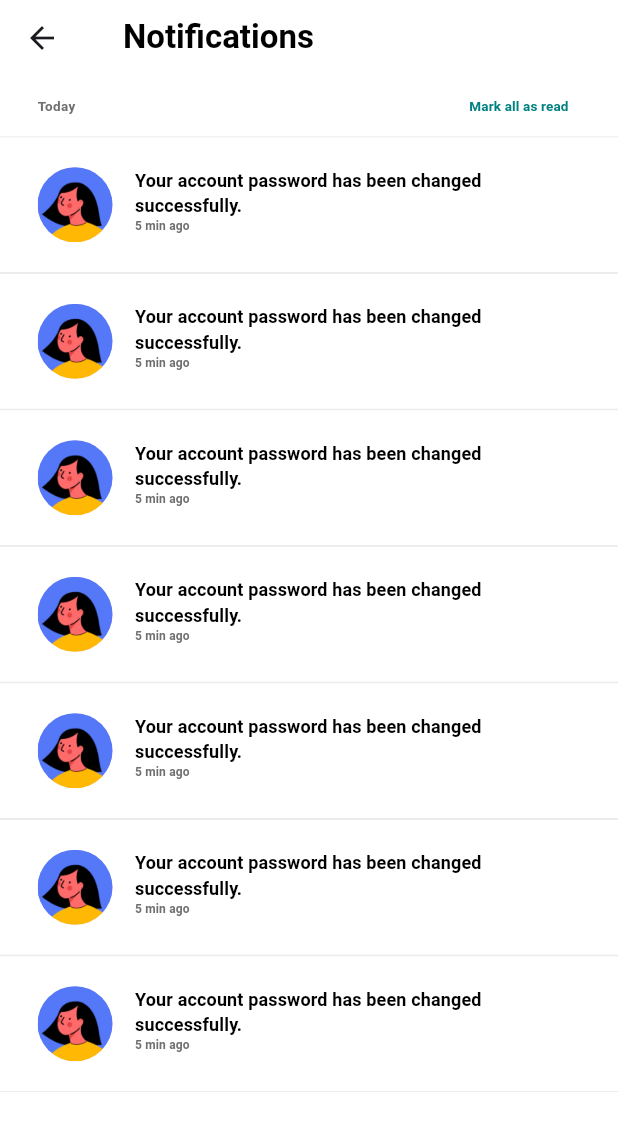
After one commit to Mareamkhaled/final_project_bootcamp, a Flutter app: the screen it shows after launch, after a tap on the "notifications" icon, on a phone screen of 412 x 824 dp. The commit adds this screen. Shown: the top 1131 px of the screen. Run offline on Flutter 3.47's test engine with Material 3 defaults, Android fonts, the phone set to English and light mode, and no system bars; our stand-ins replace device_preview, dio, google_fonts; network calls fail; Roboto replaces fonts that are missing (Lemonada).

Commit message:
Add notification feature with NotificationCard and NotificationScreen components

```diff
--- a/lib/core/app_colors.dart
+++ b/lib/core/app_colors.dart
@@ -10,4 +10,5 @@ class AppColors {
   static const formColor = Color(0xFFF6F6F6);
   static const myBlue = Color(0xFF008080);
   static const myyellow = Color(0xFFF4F8D3);
+  static const Color myGray100_6 = Color(0xffE6E6E6);
 }
--- a/lib/core/app_images.dart
+++ b/lib/core/app_images.dart
@@ -12,4 +12,6 @@ class Assets {
       'assets/images/onboardingtwo.gif';
   static const String assetsImagesfilter = 'assets/images/filter.png';
   static const String assetsImagesTest = 'assets/images/test.png';
+  static const String assetsImagesAvatar =
+      'assets/images/notification_pic_1.png';
 }
--- a/lib/main screen/presentation/widgets/location_section_with_notification_button.dart
+++ b/lib/main screen/presentation/widgets/location_section_with_notification_button.dart
@@ -1,5 +1,6 @@
 import 'package:final_project_bootcamp/main%20screen/presentation/widgets/location_text_with_current_locatoin.dart';
 import 'package:final_project_bootcamp/main%20screen/presentation/widgets/notification_button.dart';
+import 'package:final_project_bootcamp/notification/presentation/views/notification_screen.dart';
 import 'package:flutter/material.dart';
 
 class LocationSectionWithNotificationButton extends StatelessWidget {
@@ -15,7 +16,16 @@ class LocationSectionWithNotificationButton extends StatelessWidget {
           location: "Egypt, Cairo",
         ),
         Spacer(),
-        NotificationButton()
+        NotificationButton(
+          onTap: () {
+            Navigator.push(
+              context,
+              MaterialPageRoute(
+                builder: (context) => NotificationScreen(),
+              ),
+            );
+          },
+        )
       ],
     );
   }
--- /dev/null
+++ b/lib/notification/presentation/views/notification_screen.dart
@@ -0,0 +1,83 @@
+import 'package:final_project_bootcamp/core/app_colors.dart';
+import 'package:final_project_bootcamp/helper/get_font_size.dart';
+import 'package:flutter/material.dart';
+
+import '../../../core/app_images.dart' show Assets;
+import '../../../core/app_styles.dart';
+import '../widgets/notification_card.dart' show NotificationCard;
+import '../widgets/section_header.dart';
+
+class NotificationScreen extends StatelessWidget {
+  const NotificationScreen({super.key});
+
+  @override
+  Widget build(BuildContext context) {
+    return Scaffold(
+      backgroundColor: AppColors.myWhite,
+      appBar: AppBar(
+        toolbarHeight: 50,
+        centerTitle: false,
+        title: Padding(
+          padding: const EdgeInsets.symmetric(horizontal: 10),
+          child: Text(
+            'Notifications',
+            style: AppStyles.semiBold.copyWith(
+              fontSize: getFontSize(context, 18),
+              color: AppColors.myBlack,
+            ),
+          ),
+        ),
+        backgroundColor: Colors.transparent,
+      ),
+      body: SingleChildScrollView(
+        child: Column(
+          children: [
+            const SectionHeader(title: 'Today', markTitle: 'Mark all as read'),
+            NotificationCard(
+              profileImage: Assets.assetsImagesAvatar,
+              actionText:
+                  'Your account password has been changed successfully. ',
+              timeAgo: '5 min ago',
+            ),
+            NotificationCard(
+              profileImage: Assets.assetsImagesAvatar,
+              actionText:
+                  'Your account password has been changed successfully. ',
+              timeAgo: '5 min ago',
+            ),
+            NotificationCard(
+              profileImage: Assets.assetsImagesAvatar,
+              actionText:
+                  'Your account password has been changed successfully. ',
+              timeAgo: '5 min ago',
+            ),
+            NotificationCard(
+              profileImage: Assets.assetsImagesAvatar,
+              actionText:
+                  'Your account password has been changed successfully. ',
+              timeAgo: '5 min ago',
+            ),
+            NotificationCard(
+              profileImage: Assets.assetsImagesAvatar,
+              actionText:
+                  'Your account password has been changed successfully. ',
+              timeAgo: '5 min ago',
+            ),
+            NotificationCard(
+              profileImage: Assets.assetsImagesAvatar,
+              actionText:
+                  'Your account password has been changed successfully. ',
+              timeAgo: '5 min ago',
+            ),
+            NotificationCard(
+              profileImage: Assets.assetsImagesAvatar,
+              actionText:
+                  'Your account password has been changed successfully. ',
+              timeAgo: '5 min ago',
+            ),
+          ],
+        ),
+      ),
+    );
+  }
+}
--- /dev/null
+++ b/lib/notification/presentation/widgets/notification_card.dart
@@ -0,0 +1,29 @@
+import 'package:final_project_bootcamp/notification/presentation/widgets/notification_card_content.dart'
+    show NotificationCardContent;
+import 'package:final_project_bootcamp/notification/presentation/widgets/notification_card_style.dart'
+    show NotificationCardStyle;
+import 'package:flutter/material.dart';
+
+class NotificationCard extends StatelessWidget {
+  final String profileImage;
+  final String actionText;
+  final String timeAgo;
+
+  const NotificationCard({
+    required this.profileImage,
+    required this.actionText,
+    required this.timeAgo,
+    super.key,
+  });
+
+  @override
+  Widget build(BuildContext context) {
+    return NotificationCardStyle(
+      widget: NotificationCardContent(
+        profileImage: profileImage,
+        actionText: actionText,
+        timeAgo: timeAgo,
+      ),
+    );
+  }
+}
--- /dev/null
+++ b/lib/notification/presentation/widgets/notification_card_content.dart
@@ -0,0 +1,44 @@
+import 'package:final_project_bootcamp/notification/presentation/widgets/notification_text_with_time_ago.dart'
+    show NotificationTextWithTimeAgo;
+import 'package:flutter/material.dart';
+
+class NotificationCardContent extends StatelessWidget {
+  const NotificationCardContent({
+    super.key,
+    required this.profileImage,
+    required this.actionText,
+    required this.timeAgo,
+  });
+
+  final String profileImage;
+  final String actionText;
+  final String timeAgo;
+
+  @override
+  Widget build(BuildContext context) {
+    return Padding(
+      padding: const EdgeInsets.symmetric(vertical: 10),
+      child: Column(
+        crossAxisAlignment: CrossAxisAlignment.start,
+        children: [
+          Row(
+            crossAxisAlignment: CrossAxisAlignment.start,
+            children: [
+              CircleAvatar(
+                backgroundImage: AssetImage(profileImage),
+                radius: 25,
+              ),
+              const SizedBox(
+                width: 15,
+              ),
+              NotificationTextWithTimeAgo(
+                actionText: actionText,
+                timeAgo: timeAgo,
+              ),
+            ],
+          ),
+        ],
+      ),
+    );
+  }
+}
--- /dev/null
+++ b/lib/notification/presentation/widgets/notification_card_style.dart
@@ -0,0 +1,50 @@
+import 'package:final_project_bootcamp/core/app_colors.dart';
+import 'package:flutter/material.dart';
+
+class NotificationCardStyle extends StatelessWidget {
+  const NotificationCardStyle({
+    super.key,
+    required this.widget,
+  });
+  final Widget widget;
+
+  @override
+  Widget build(BuildContext context) {
+    return Container(
+      decoration: BoxDecoration(
+        border: Border(
+          bottom: BorderSide(
+            color: AppColors.myGray100_6,
+            width: 0.5,
+          ),
+          top: BorderSide(
+            color: AppColors.myGray100_6,
+            width: 0.5,
+          ),
+        ),
+      ),
+      child: ElevatedButton(
+        style: ButtonStyle(
+          overlayColor: WidgetStateProperty.all(AppColors.myWhite),
+          backgroundColor: WidgetStateProperty.all(
+            Colors.transparent,
+          ),
+          elevation: WidgetStateProperty.all(0),
+          shape: WidgetStateProperty.all(
+            const RoundedRectangleBorder(
+              borderRadius: BorderRadius.zero,
+            ),
+          ),
+          padding: WidgetStateProperty.all(
+            const EdgeInsets.symmetric(
+              vertical: 10,
+              horizontal: 25,
+            ),
+          ),
+        ),
+        onPressed: () {},
+        child: widget,
+      ),
+    );
+  }
+}
--- /dev/null
+++ b/lib/notification/presentation/widgets/notification_text_with_time_ago.dart
@@ -0,0 +1,41 @@
+import 'package:final_project_bootcamp/core/app_colors.dart';
+import 'package:final_project_bootcamp/core/app_styles.dart';
+import 'package:flutter/material.dart';
+
+class NotificationTextWithTimeAgo extends StatelessWidget {
+  const NotificationTextWithTimeAgo({
+    super.key,
+    required this.actionText,
+    required this.timeAgo,
+  });
+
+  final String actionText;
+  final String timeAgo;
+
+  @override
+  Widget build(BuildContext context) {
+    return Column(
+      crossAxisAlignment: CrossAxisAlignment.start,
+      children: [
+        SizedBox(
+          width: MediaQuery.sizeOf(context).width * 0.68,
+          child: Text(
+            actionText,
+            overflow: TextOverflow.ellipsis,
+            maxLines: 4,
+            style: AppStyles.semiBold.copyWith(
+              color: AppColors.myBlack,
+              fontSize: 12,
+            ),
+          ),
+        ),
+        const SizedBox(width: 10),
+        Text(
+          timeAgo,
+          style:
+              AppStyles.semiBold.copyWith(color: AppColors.myGrey, fontSize: 8),
+        ),
+      ],
+    );
+  }
+}
--- /dev/null
+++ b/lib/notification/presentation/widgets/section_header.dart
@@ -0,0 +1,47 @@
+import 'package:final_project_bootcamp/core/app_colors.dart';
+import 'package:flutter/material.dart';
+
+import '../../../core/app_styles.dart';
+
+class SectionHeader extends StatelessWidget {
+  final String title;
+  final String markTitle;
+
+  const SectionHeader(
+      {required this.title, super.key, required this.markTitle});
+
+  @override
+  Widget build(BuildContext context) {
+    return Padding(
+      padding: const EdgeInsets.symmetric(horizontal: 25.0, vertical: 10),
+      child: Row(
+        crossAxisAlignment: CrossAxisAlignment.center,
+        children: [
+          Text(
+            title,
+            style: AppStyles.semiBold.copyWith(
+              color: AppColors.myGrey,
+              fontSize: 9,
+            ),
+          ),
+          const Spacer(),
+          TextButton(
+            style: TextButton.styleFrom(
+              padding: const EdgeInsets.symmetric(horizontal: 8, vertical: 4),
+              minimumSize: Size.zero,
+              tapTargetSize: MaterialTapTargetSize.shrinkWrap,
+            ),
+            onPressed: () {},
+            child: Text(
+              markTitle,
+              style: AppStyles.semiBold.copyWith(
+                color: AppColors.myBlue,
+                fontSize: 9,
+              ),
+            ),
+          ),
+        ],
+      ),
+    );
+  }
+}
```
Also changed, not shown: assets/images/notification_pic_1.png (added).
